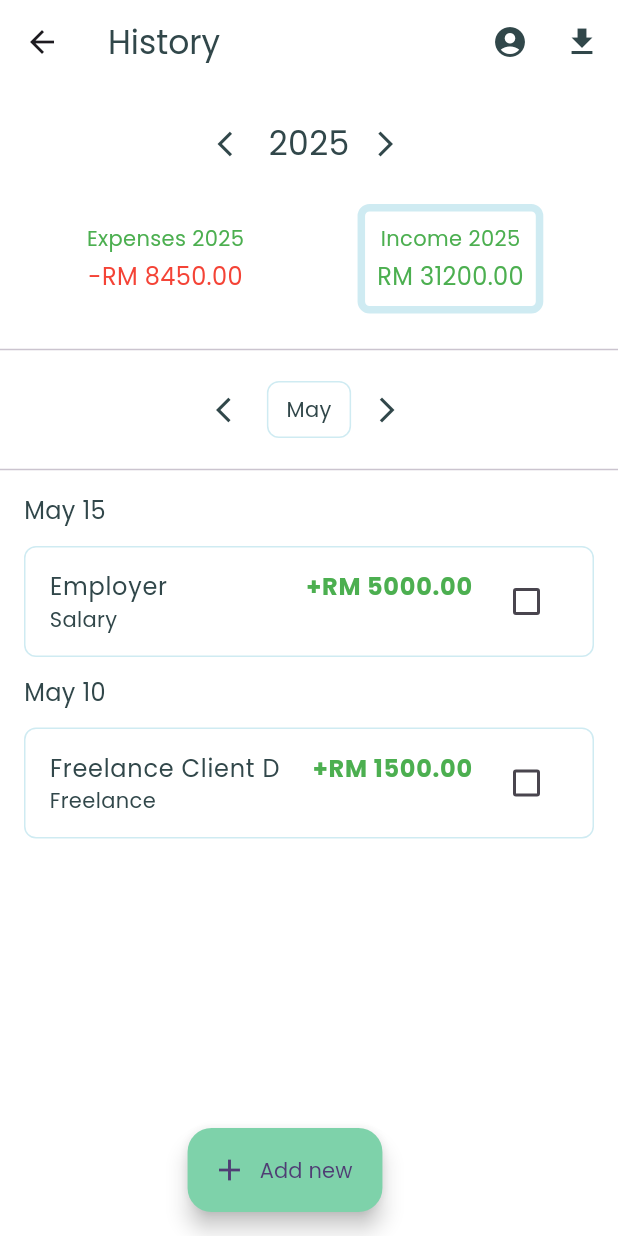
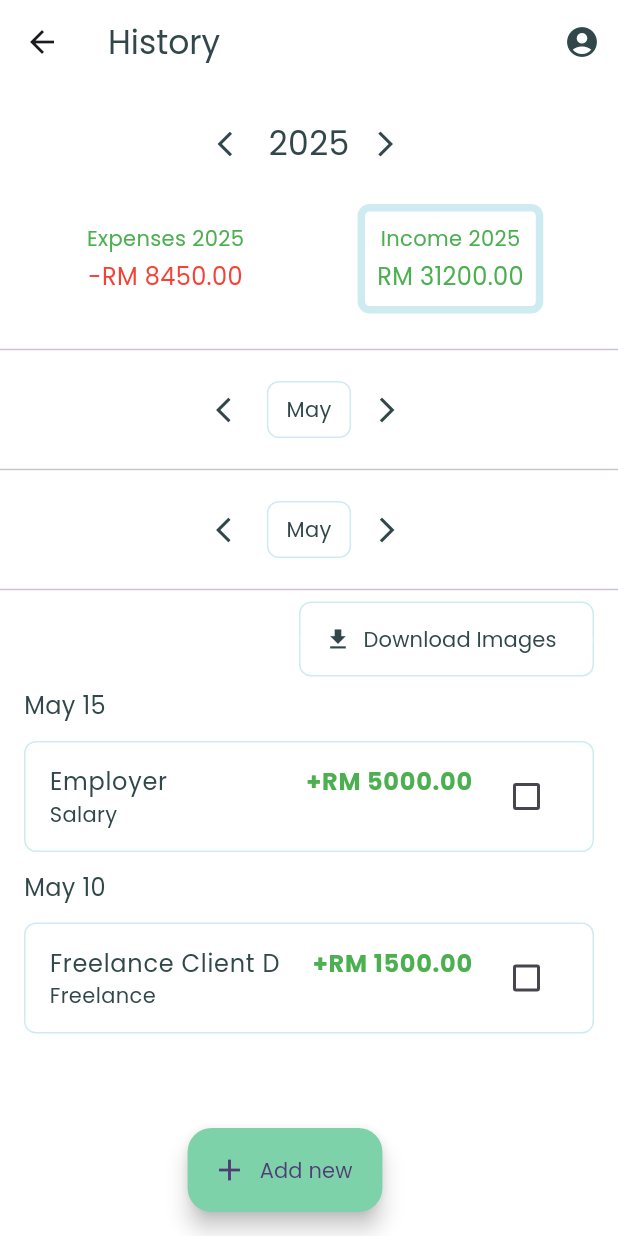
Before and after one commit to Jiunhong712/Tax_Assistant, a Flutter app: the HistoryPage screen opened directly, on a phone screen of 412 x 824 dp. Run offline on Flutter 3.47's test engine with Material 3 defaults, Android fonts, the light colour scheme and no system bars; our stand-ins replace file_picker, get, permission_handler; missing offline and left inert: dart:html, universal_html.

Commit message:
modified UI for download feature

```diff
--- a/taxassistant/lib/history page/history_page.dart
+++ b/taxassistant/lib/history page/history_page.dart
@@ -124,13 +124,6 @@ class _HistoryPageState extends State<HistoryPage> {
                 MaterialPageRoute(builder: (context) => const ProfilePage()),
               );
             },
-          ),
-          IconButton(
-            icon: Icon(
-              Icons.file_download, // Corrected icon name
-              color: kColorPrimary,
-            ), // Export icon
-            onPressed: () => downloadFile(context),
           ),
         ],
       ),
@@ -260,6 +253,45 @@ class _HistoryPageState extends State<HistoryPage> {
                   _showIncome ? _buildIncomeFilter() : _buildExpenseFilters(),
             ),
             const Divider(),
+            // Filtering Options
+            Padding(
+              padding: const EdgeInsets.symmetric(
+                horizontal: 16.0,
+                vertical: 8.0,
+              ),
+              child:
+                  _showIncome ? _buildIncomeFilter() : _buildExpenseFilters(),
+            ),
+            const Divider(),
+            // Download Button
+            Row(
+              mainAxisAlignment: MainAxisAlignment.end,
+              children: [
+                Container(
+                  decoration: BoxDecoration(
+                    border: Border.all(color: kColorComponent),
+                    borderRadius: BorderRadius.circular(8.0),
+                  ),
+                  child: ElevatedButton.icon(
+                    onPressed: () => downloadFile(context),
+                    icon: Icon(Icons.file_download, color: kColorPrimary),
+                    label: Text(
+                      'Download Images',
+                      style: TextStyle(
+                        fontFamily: 'Poppins',
+                        color: kColorPrimary,
+                      ),
+                    ),
+                    style: ElevatedButton.styleFrom(
+                      backgroundColor:
+                          Colors.white, // Set button background to white
+                      elevation: 0, // Remove elevation
+                    ),
+                  ),
+                ),
+                const SizedBox(width: 16),
+              ],
+            ),
             // Transactions List
             Expanded(
               child: ListView.builder(
```
